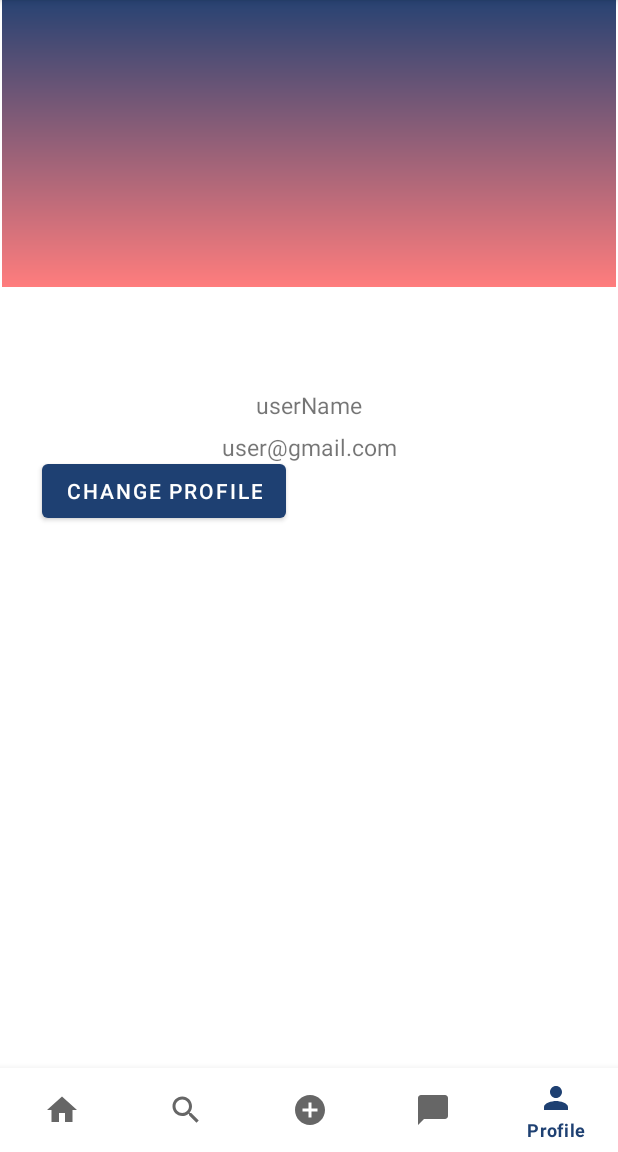
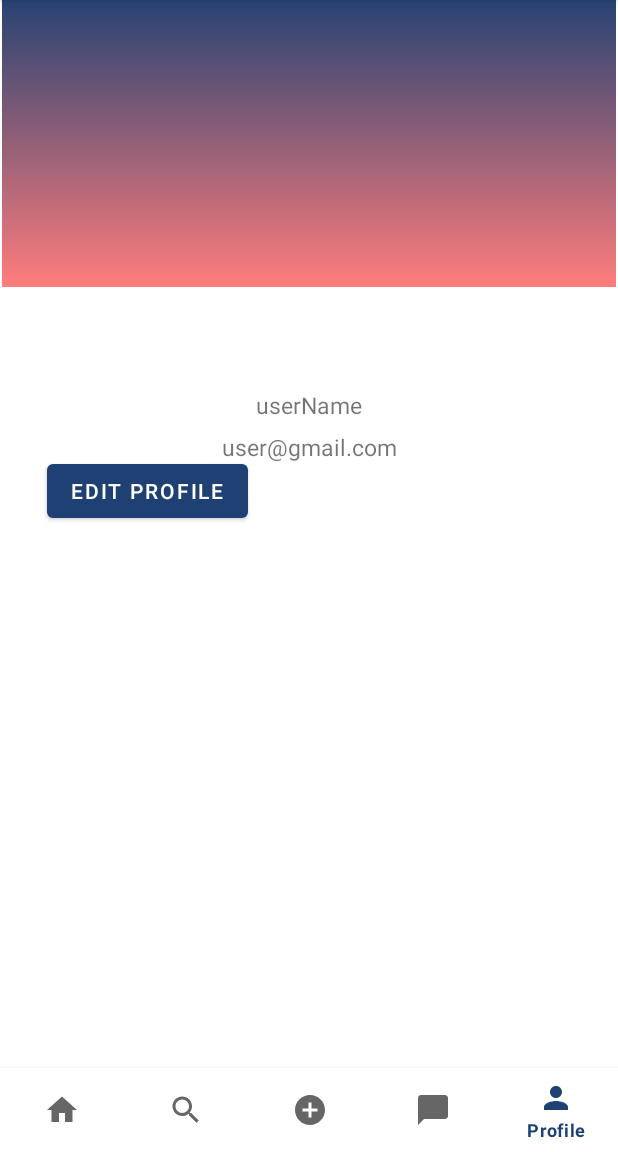
Before and after one commit to shruti10951/Lets-talk, an Android app: the screen it shows after launch once a user with an empty profile is signed in (DashboardActivity), item 5 of the bottom bar chosen, on a phone screen of 412 x 824 dp, the part 84-1236 px from its top. Run offline under Robolectric (Android 15) with nearby library versions, the phone set to English and light mode, and no system bars; our stand-ins replace Firebase (no records; nobody signed in at launch, a user with empty details on screens opened directly).

```diff
--- a/app/src/main/java/com/vidyalankar/letstalk/ForgotPassword.java
+++ b/app/src/main/java/com/vidyalankar/letstalk/ForgotPassword.java
@@ -14,6 +14,7 @@ import android.widget.Toast;
 import com.google.android.gms.tasks.OnCompleteListener;
 import com.google.android.gms.tasks.Task;
 import com.google.firebase.auth.FirebaseAuth;
+
 
 public class ForgotPassword extends AppCompatActivity {
 
--- a/app/src/main/java/com/vidyalankar/letstalk/LoginActivity.java
+++ b/app/src/main/java/com/vidyalankar/letstalk/LoginActivity.java
@@ -17,14 +17,12 @@ import android.widget.ProgressBar;
 import android.widget.TextView;
 import android.widget.Toast;
 
+
 import com.google.android.gms.tasks.OnCompleteListener;
 import com.google.android.gms.tasks.Task;
 import com.google.firebase.auth.AuthResult;
 import com.google.firebase.auth.FirebaseAuth;
 import com.google.firebase.auth.FirebaseUser;
-import com.google.firebase.auth.internal.zzx;
-import com.google.firebase.database.DatabaseReference;
-import com.google.firebase.database.FirebaseDatabase;
 
 import java.util.HashMap;
 
@@ -111,7 +109,7 @@ public class LoginActivity extends AppCompatActivity implements View.OnClickList
                     Toast.makeText(LoginActivity.this, "Login successfull!", Toast.LENGTH_LONG).show();
 
                     //redirect to dashboard
-                    startActivity(new Intent(LoginActivity.this, SetProfile.class));
+                    startActivity(new Intent(LoginActivity.this, DashboardActivity.class));
                     finish();
                 }else{
                     Toast.makeText(LoginActivity.this, "Failed to Login! Please check your credentials!", Toast.LENGTH_LONG).show();
--- a/app/src/main/java/com/vidyalankar/letstalk/ProfileFragment.java
+++ b/app/src/main/java/com/vidyalankar/letstalk/ProfileFragment.java
@@ -1,153 +1,94 @@
 package com.vidyalankar.letstalk;
 
-import android.content.Intent;
 import android.os.Bundle;
 
+
+import androidx.annotation.NonNull;
 import androidx.fragment.app.Fragment;
+import androidx.fragment.app.FragmentTransaction;
 
-import android.provider.ContactsContract;
 import android.view.LayoutInflater;
 import android.view.View;
 import android.view.ViewGroup;
+
+import android.widget.Button;
 import android.widget.ImageView;
+import android.widget.TextView;
+import android.widget.Toast;
+
+import com.google.firebase.auth.FirebaseAuth;
+import com.google.firebase.auth.FirebaseUser;
+import com.google.firebase.database.DataSnapshot;
+import com.google.firebase.database.DatabaseError;
+import com.google.firebase.database.DatabaseReference;
+import com.google.firebase.database.FirebaseDatabase;
+import com.google.firebase.database.ValueEventListener;
 
 
-//
-///**
-// * A simple {@link Fragment} subclass.
-// * Use the {@link ProfileFragment#newInstance} factory method to
-// * create an instance of this fragment.
-// */
 public class ProfileFragment extends Fragment {
 
-    private ImageView profilePic;
+    ImageView profilePic;
+    TextView userNameTextView, userEmailTextView;
+    Button editProfile;
 
-//    // TODO: Rename parameter arguments, choose names that match
-//    // the fragment initialization parameters, e.g. ARG_ITEM_NUMBER
-//    private static final String ARG_PARAM1 = "param1";
-//    private static final String ARG_PARAM2 = "param2";
-//
-//    // TODO: Rename and change types of parameters
-//    private String mParam1;
-//    private String mParam2;
-//
+    FirebaseUser user;
+    DatabaseReference reference;
+
+    String userID;
+
+
+
     public ProfileFragment() {
         // Required empty public constructor
     }
-//
-//    /**
-//     * Use this factory method to create a new instance of
-//     * this fragment using the provided parameters.
-//     *
-//     * @param param1 Parameter 1.
-//     * @param param2 Parameter 2.
-//     * @return A new instance of fragment ProfileFragment.
-//     */
-//    // TODO: Rename and change types and number of parameters
-//    public static ProfileFragment newInstance(String param1, String param2) {
-//        ProfileFragment fragment = new ProfileFragment();
-//        Bundle args = new Bundle();
-//        args.putString(ARG_PARAM1, param1);
-//        args.putString(ARG_PARAM2, param2);
-//        fragment.setArguments(args);
-//        return fragment;
-//    }
-//
-//    @Override
-//    public void onCreate(Bundle savedInstanceState) {
-//        super.onCreate(savedInstanceState);
-//        if (getArguments() != null) {
-//            mParam1 = getArguments().getString(ARG_PARAM1);
-//            mParam2 = getArguments().getString(ARG_PARAM2);
-//        }
-//    }
-
-//    private FirebaseUser user;
-//    private DatabaseReference reference;
-//    private FirebaseAuth mAuth;
-//
-//    private Uri imageUri;
-//    private String myUri= "";
-//    private StorageTask uploadTask;
-//    private StorageReference storageProfileReference;
-//
-//    private String userID;
-//    private Button changeProfilePic, saveProfilePic;
-
 
 
     @Override
     public View onCreateView(LayoutInflater inflater, ViewGroup container,
                              Bundle savedInstanceState) {
-        final View view= inflater.inflate(R.layout.fragment_profile, container, false);
+        final View view = inflater.inflate(R.layout.fragment_profile, container, false);
 
-        profilePic= view.findViewById(R.id.profile_pic);
+        profilePic= (ImageView) view.findViewById(R.id.profile_pic);
+        userNameTextView= (TextView) view.findViewById(R.id.profile_username);
+        userEmailTextView= (TextView) view.findViewById(R.id.profile_email);
+        editProfile= (Button) view.findViewById(R.id.edit_profile);
 
-        profilePic.setOnClickListener(new View.OnClickListener() {
+        user= FirebaseAuth.getInstance().getCurrentUser();
+        userID= user.getUid();
+        reference= FirebaseDatabase.getInstance().getReference("Users");
+
+        reference.child(userID).addValueEventListener(new ValueEventListener() {
             @Override
-            public void onClick(View view) {
-                choosePicture();
+            public void onDataChange(@NonNull DataSnapshot snapshot) {
+                User userProfile= snapshot.getValue(User.class);
+                if(userProfile!=null)
+                {
+                    String userName= userProfile.username;
+                    String userEmail= userProfile.email;
+
+                    userNameTextView.setText(userName);
+                    userEmailTextView.setText(userEmail);
+                }
+            }
+
+            @Override
+            public void onCancelled(@NonNull DatabaseError error) {
+
             }
         });
 
-//        user= FirebaseAuth.getInstance().getCurrentUser();
-//        reference= FirebaseDatabase.getInstance().getReference("Users");
-//        userID= user.getUid();
-//        storageProfileReference= FirebaseStorage.getInstance().getReference().child("Profile pic");
-//
-//        final TextView userNameTextView= (TextView) view.findViewById(R.id.profile_username);
-//        final TextView userEmailTextView= (TextView) view.findViewById(R.id.profile_email);
-//        profileCircleImageView= (CircleImageView) view.findViewById(R.id.profile_image);
-//        changeProfilePic= (Button) view.findViewById(R.id.change_profile_pic);
-//
-//
-//        changeProfilePic.setOnClickListener(new View.OnClickListener() {
-//            @Override
-//            public void onClick(View view) {
-//
-//                Bundle bundle= new Bundle();
-//               // bundle.putString("Profile", );
-//
-//            }
-//        });
-
-
-
-
-//        reference.child(userID).addListenerForSingleValueEvent(new ValueEventListener() {
-//            @Override
-//            public void onDataChange(@NonNull DataSnapshot snapshot) {
-//                User userProfile= snapshot.getValue(User.class);
-//                if(userProfile!= null)
-//                {
-//                    String userName = userProfile.username;
-//                    String userEmail = userProfile.email;
-//
-//                    userNameTextView.setText(userName);
-//                    userEmailTextView.setText(userEmail);
-//                }
-//            }
-
-//            @Override
-//            public void onCancelled(@NonNull DatabaseError error) {
-//                Toast.makeText(getActivity(), "Something went wrong!", Toast.LENGTH_LONG).show();
-//            }
-//        });
+        editProfile.setOnClickListener(new View.OnClickListener() {
+            @Override
+            public void onClick(View view) {
+                FragmentTransaction fragmentTransaction= getFragmentManager().beginTransaction();
+                fragmentTransaction.replace(R.id.fragmentContainerView2, new EditProfile());
+                fragmentTransaction.addToBackStack(null);
+                Toast.makeText(getActivity(), "Edit your profile...", Toast.LENGTH_LONG).show();
+                fragmentTransaction.commit();
+            }
+        });
 
         // Inflate the layout for this fragment
         return view;
     }
-
-    private void choosePicture() {
-
-        Intent galleryIntent= new Intent();
-        galleryIntent.setAction(Intent.ACTION_GET_CONTENT);
-        galleryIntent.setType("image/*");
-
-
-    }
-
-
-
-
 }
--- a/app/src/main/java/com/vidyalankar/letstalk/RegistrationActivity.java
+++ b/app/src/main/java/com/vidyalankar/letstalk/RegistrationActivity.java
@@ -176,7 +176,7 @@ public class RegistrationActivity extends AppCompatActivity implements View.OnCl
                                         if(task.isSuccessful())
                                         {
                                             Toast.makeText(RegistrationActivity.this,"User has been registered successfully!", Toast.LENGTH_LONG).show();
-                                            startActivity(new Intent(RegistrationActivity.this, SetProfile.class));
+                                            startActivity(new Intent(RegistrationActivity.this, DashboardActivity.class));
                                         }else
                                         {
                                             Toast.makeText(RegistrationActivity.this, "Failed to register!", Toast.LENGTH_LONG).show();
--- a/app/src/main/java/com/vidyalankar/letstalk/SplashScreen.java
+++ b/app/src/main/java/com/vidyalankar/letstalk/SplashScreen.java
@@ -8,6 +8,7 @@ import android.os.Handler;
 
 import com.google.firebase.auth.FirebaseAuth;
 import com.google.firebase.auth.FirebaseUser;
+
 
 public class SplashScreen extends AppCompatActivity {
 
--- a/app/src/main/res/layout/activity_splash_screen.xml
+++ b/app/src/main/res/layout/activity_splash_screen.xml
@@ -29,7 +29,7 @@
         android:text="We are here for you!"
         android:textAppearance="@style/TextAppearance.AppCompat.Large"
         android:textColor="#ff7d7d"
-        android:textSize="45sp"
+        android:textSize="35sp"
         app:layout_constraintBottom_toBottomOf="parent"
         app:layout_constraintEnd_toEndOf="parent"
         app:layout_constraintStart_toStartOf="parent"
--- a/app/src/main/res/layout/fragment_profile.xml
+++ b/app/src/main/res/layout/fragment_profile.xml
@@ -57,10 +57,10 @@
         app:layout_constraintTop_toTopOf="parent" />
 
     <Button
-        android:id="@+id/change_profile_pic"
+        android:id="@+id/edit_profile"
         android:layout_width="wrap_content"
         android:layout_height="wrap_content"
-        android:text="Change Profile"
+        android:text="Edit Profile"
         app:layout_constraintBottom_toBottomOf="parent"
         app:layout_constraintEnd_toEndOf="parent"
         app:layout_constraintHorizontal_bias="0.109"
--- a/app/src/main/res/navigation/dashboard_menu.xml
+++ b/app/src/main/res/navigation/dashboard_menu.xml
@@ -30,4 +30,14 @@
         android:name="com.vidyalankar.letstalk.AddPostFragment"
         android:label="fragment_add_post"
         tools:layout="@layout/fragment_add_post" />
+    <fragment
+        android:id="@+id/editProfile"
+        android:name="com.vidyalankar.letstalk.EditProfile2"
+        android:label="fragment_edit_profile"
+        tools:layout="@layout/fragment_edit_profile2" />
+    <fragment
+        android:id="@+id/editProfile2"
+        android:name="com.vidyalankar.letstalk.EditProfile"
+        android:label="fragment_edit_profile"
+        tools:layout="@layout/fragment_edit_profile" />
 </navigation>
--- a/build.gradle
+++ b/build.gradle
@@ -8,7 +8,7 @@ buildscript {
             }
     }
     dependencies {
-        classpath "com.android.tools.build:gradle:7.0.2"
+        classpath 'com.android.tools.build:gradle:7.1.0'
         classpath 'com.google.gms:google-services:4.3.10'
 
 
```
Also changed, not shown: app/build.gradle (+3 -11 lines), app/src/main/java/com/vidyalankar/letstalk/EditProfile.java (added, +133 -0 lines), app/src/main/java/com/vidyalankar/letstalk/Profile.java (added, +27 -0 lines), app/src/main/java/com/vidyalankar/letstalk/SetProfile.java (deleted, +0 -125 lines), app/src/main/java/com/vidyalankar/letstalk/User.java (+1 -13 lines), app/src/main/res/layout/activity_set_profile.xml (deleted, +0 -78 lines), app/src/main/res/layout/fragment_edit_profile.xml (added, +60 -0 lines), gradle/wrapper/gradle-wrapper.properties, 317 other files.
